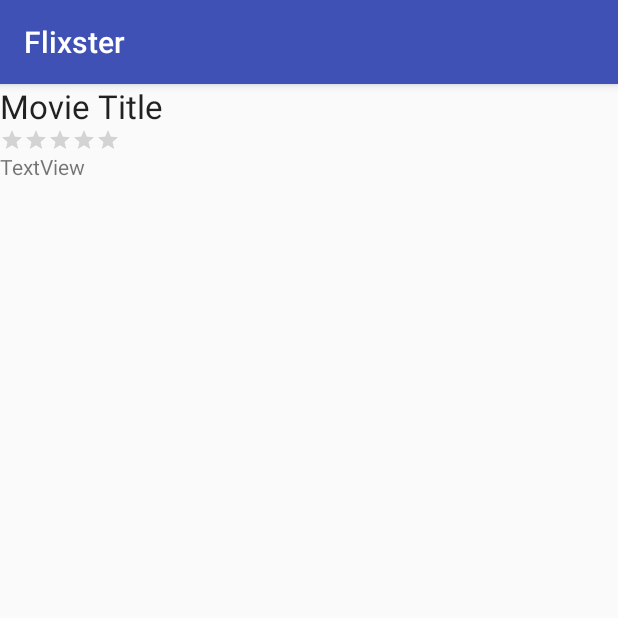
After one commit to vivfang/Flixster, an Android app: the MovieDetailsActivity screen opened directly, with no data from a screen before it, on a phone screen of 412 x 824 dp, the top half of it. The commit adds this screen. Run offline under Robolectric (Android 15) with nearby library versions, the phone set to English and light mode, and no system bars; libraries missing offline, so code that uses them is left out: org.parceler; 5 statements that could not run were skipped.

Commit message:
movie details

```diff
--- a/app/build.gradle
+++ b/app/build.gradle
@@ -24,13 +24,15 @@ dependencies {
     androidTestCompile('com.android.support.test.espresso:espresso-core:2.2.2', {
         exclude group: 'com.android.support', module: 'support-annotations'
     })
+    // If you want to use the GPU Filters
     compile 'com.android.support:appcompat-v7:25.3.1'
     compile 'com.android.support.constraint:constraint-layout:1.0.2'
     compile 'com.loopj.android:android-async-http:1.4.9'
     compile 'com.android.support:recyclerview-v7:25.3.1'
     compile 'com.github.bumptech.glide:glide:3.8.0'
     compile 'jp.wasabeef:glide-transformations:2.0.2'
-    // If you want to use the GPU Filters
     compile 'jp.co.cyberagent.android.gpuimage:gpuimage-library:1.4.1'
+    compile 'org.parceler:parceler-api:1.1.6'
+    annotationProcessor 'org.parceler:parceler:1.1.6'
     testCompile 'junit:junit:4.12'
 }
--- a/app/src/main/AndroidManifest.xml
+++ b/app/src/main/AndroidManifest.xml
@@ -3,6 +3,7 @@
     package="com.example.vf608.flixster">
 
     <uses-permission android:name="android.permission.INTERNET" />
+
     <application
         android:allowBackup="true"
         android:icon="@mipmap/ic_launcher"
@@ -17,6 +18,7 @@
                 <category android:name="android.intent.category.LAUNCHER" />
             </intent-filter>
         </activity>
+        <activity android:name=".MovieDetailsActivity"></activity>
     </application>
 
 </manifest>
--- /dev/null
+++ b/app/src/main/java/com/example/vf608/flixster/MovieDetailsActivity.java
@@ -0,0 +1,34 @@
+package com.example.vf608.flixster;
+
+import android.os.Bundle;
+import android.support.v7.app.AppCompatActivity;
+import android.util.Log;
+import android.widget.RatingBar;
+import android.widget.TextView;
+
+import com.example.vf608.flixster.models.Movie;
+
+import org.parceler.Parcels;
+
+public class MovieDetailsActivity extends AppCompatActivity {
+    Movie movie;
+
+    TextView tvTitle;
+    TextView tvOverview;
+    RatingBar rbVoteAverage;
+
+    @Override
+    protected void onCreate(Bundle savedInstanceState) {
+        super.onCreate(savedInstanceState);
+        setContentView(R.layout.activity_movie_details);
+        tvTitle = (TextView) findViewById(R.id.tvTitle);
+        tvOverview = (TextView) findViewById(R.id.tvOverview);
+        rbVoteAverage = (RatingBar) findViewById(R.id.rbVoteAverage);
+        movie = (Movie) Parcels.unwrap(getIntent().getParcelableExtra(Movie.class.getSimpleName()));
+        Log.d("MovieDetailsActivity", String.format("Showing details for %s", movie.getTitle()));
+        tvTitle.setText(movie.getTitle());
+        tvOverview.setText(movie.getOverview());
+        float voteAverage = movie.getVoteAverage().floatValue();
+        rbVoteAverage.setRating(voteAverage = voteAverage > 0 ? voteAverage / 2.0f : voteAverage);
+    }
+}
--- /dev/null
+++ b/app/src/main/res/layout/activity_movie_details.xml
@@ -0,0 +1,42 @@
+<?xml version="1.0" encoding="utf-8"?>
+<RelativeLayout xmlns:android="http://schemas.android.com/apk/res/android"
+    xmlns:app="http://schemas.android.com/apk/res-auto"
+    xmlns:tools="http://schemas.android.com/tools"
+    android:layout_width="match_parent"
+    android:layout_height="match_parent"
+    tools:context="com.example.vf608.flixster.MovieDetailsActivity">
+
+    <TextView
+        android:id="@+id/tvTitle"
+        android:layout_width="wrap_content"
+        android:layout_height="wrap_content"
+        android:layout_alignParentLeft="true"
+        android:layout_alignParentStart="true"
+        android:layout_alignParentTop="true"
+        android:text="Movie Title"
+        android:textAppearance="@android:style/TextAppearance.Large"
+        android:layout_alignParentRight="true"
+        android:layout_alignParentEnd="true" />
+
+    <RatingBar
+        android:id="@+id/rbVoteAverage"
+        style="@style/Widget.AppCompat.RatingBar.Small"
+        android:layout_width="wrap_content"
+        android:layout_height="wrap_content"
+        android:layout_alignParentLeft="true"
+        android:layout_alignParentStart="true"
+        android:layout_below="@+id/tvTitle"
+        android:numStars="5"
+        android:stepSize="0.5" />/>
+
+    <TextView
+        android:id="@+id/tvOverview"
+        android:layout_width="wrap_content"
+        android:layout_height="wrap_content"
+        android:text="TextView"
+        android:layout_below="@+id/rbVoteAverage"
+        android:layout_alignParentLeft="true"
+        android:layout_alignParentStart="true"
+        android:layout_alignParentRight="true"
+        android:layout_alignParentEnd="true"  />
+</RelativeLayout>
```
Also changed, not shown: app/src/main/java/com/example/vf608/flixster/MovieAdapter.java (+15 -1 lines), app/src/main/java/com/example/vf608/flixster/models/Movie.java (+14 -5 lines).
